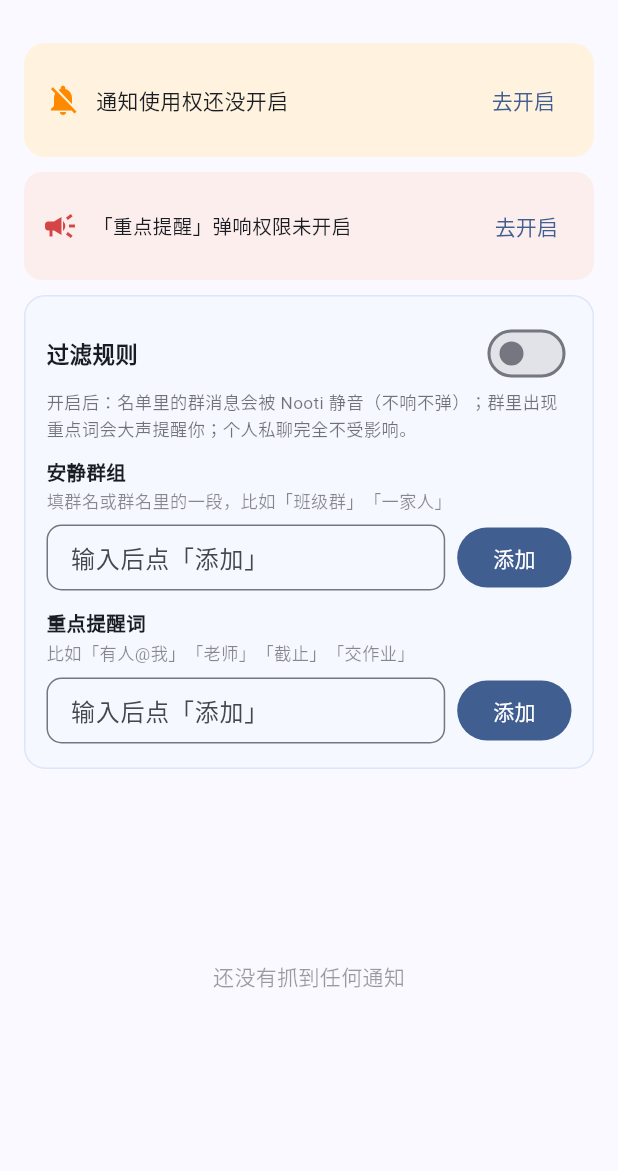
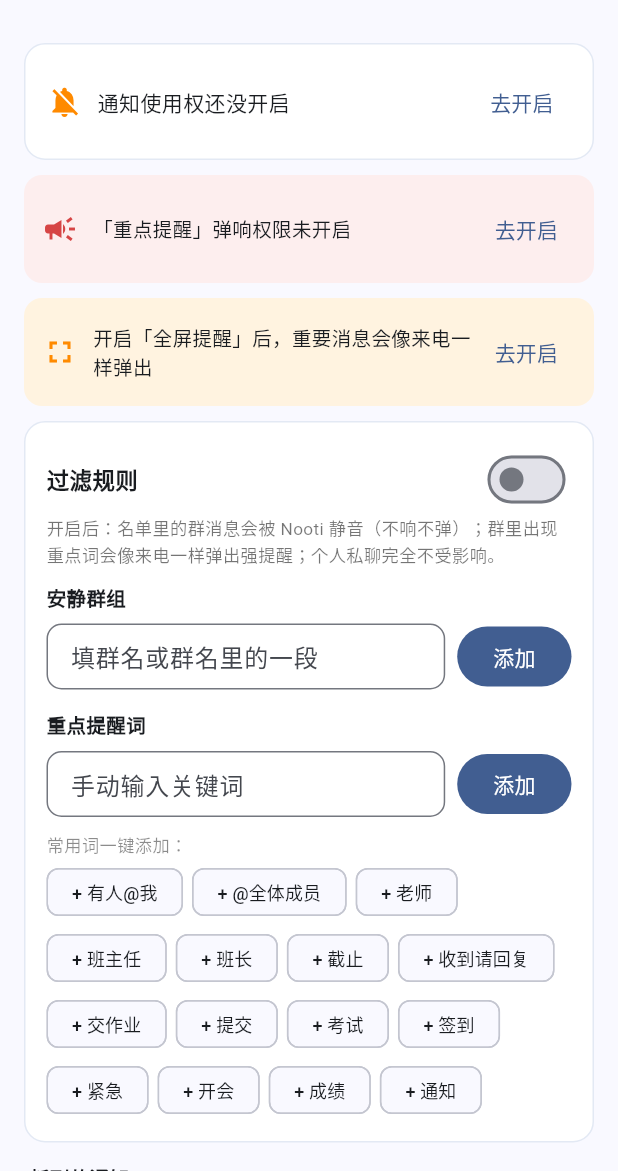
Before and after one commit to Posy0328/nooti_monitor, a Flutter app: the screen it shows after launch, after a tap on "去开启", on a phone screen of 412 x 824 dp, the part 65-1236 px from its top. Run offline on Flutter 3.47's test engine with Material 3 defaults, Android fonts, the phone set to English and light mode, and no system bars.

Commit message:
v4: full-screen alert + auto-discovered groups one-tap quiet + preset keywords

```diff
--- a/lib/main.dart
+++ b/lib/main.dart
@@ -7,6 +7,12 @@ void main() => runApp(const NootiApp());
 
 /// 与安卓原生端（MainActivity.kt）约定好的通道名与指令名，两端必须一致
 const MethodChannel _ch = MethodChannel('nooti/listener');
+
+/// 校园/工作场景高频重点词，一键添加
+const List<String> _presetKeywords = [
+  '有人@我', '@全体成员', '老师', '班主任', '班长', '截止', '收到请回复',
+  '交作业', '提交', '考试', '签到', '紧急', '开会', '成绩', '通知',
+];
 
 /// 把常见的系统包名翻译成人话（没收录的就原样显示）
 String _appName(String pkg) {
@@ -43,10 +49,12 @@ class MonitorHome extends StatefulWidget {
 
 class _MonitorHomeState extends State<MonitorHome> {
   bool _enabled = false;      // 通知使用权
-  bool _canNotify = false;    // Nooti 自己发提醒的权限
+  bool _canNotify = false;    // Nooti 发提醒的权限
+  bool _canFull = true;       // 全屏弹窗权限（老系统默认有）
   bool _filterOn = false;     // 过滤总开关
   List<String> _groups = [];   // 安静群组
   List<String> _keywords = []; // 重点提醒词
+  List<Map<String, dynamic>> _discovered = []; // 自动发现的群/联系人
   List<Map<String, dynamic>> _items = [];
   Timer? _timer;
   final _groupCtrl = TextEditingController();
@@ -95,31 +103,34 @@ class _MonitorHomeState extends State<MonitorHome> {
     } catch (_) {}
   }
 
-  void _addGroup() {
-    final v = _groupCtrl.text.trim();
+  void _addGroupName(String v) {
+    v = v.trim();
     if (v.isEmpty || _groups.contains(v)) return;
     setState(() => _groups.add(v));
-    _groupCtrl.clear();
     _saveRules();
   }
 
-  void _addKeyword() {
-    final v = _kwCtrl.text.trim();
+  void _addKeyword(String v) {
+    v = v.trim();
     if (v.isEmpty || _keywords.contains(v)) return;
     setState(() => _keywords.add(v));
-    _kwCtrl.clear();
     _saveRules();
   }
 
   Future<void> _refresh() async {
     bool enabled = false;
     bool canNotify = false;
+    bool canFull = true;
     List<Map<String, dynamic>> items = const [];
+    List<Map<String, dynamic>> discovered = const [];
     try {
       enabled = await _ch.invokeMethod<bool>('isEnabled') ?? false;
     } catch (_) {}
     try {
       canNotify = await _ch.invokeMethod<bool>('canNotify') ?? false;
+    } catch (_) {}
+    try {
+      canFull = await _ch.invokeMethod<bool>('canFullScreen') ?? true;
     } catch (_) {}
     try {
       final list = await _ch.invokeMethod<List<dynamic>>('getCaptured');
@@ -130,11 +141,23 @@ class _MonitorHomeState extends State<MonitorHome> {
             .toList();
       }
     } catch (_) {}
+    try {
+      final s = await _ch.invokeMethod<String>('getDiscovered') ?? '[]';
+      final l = jsonDecode(s) as List;
+      discovered = l
+          .whereType<Map>()
+          .map((e) => Map<String, dynamic>.from(e))
+          .toList()
+          .reversed
+          .toList();
+    } catch (_) {}
     if (!mounted) return;
     setState(() {
       _enabled = enabled;
       _canNotify = canNotify;
+      _canFull = canFull;
       _items = items;
+      _discovered = discovered;
     });
   }
 
@@ -147,6 +170,12 @@ class _MonitorHomeState extends State<MonitorHome> {
   Future<void> _requestNotify() async {
     try {
       await _ch.invokeMethod('requestNotifyPermission');
+    } catch (_) {}
+  }
+
+  Future<void> _openFullScreen() async {
+    try {
+      await _ch.invokeMethod('openFullScreenSettings');
     } catch (_) {}
   }
 
@@ -173,27 +202,27 @@ class _MonitorHomeState extends State<MonitorHome> {
     );
   }
 
-  Widget _ruleEditor({
-    required String label,
-    required String hint,
-    required TextEditingController ctrl,
-    required List<String> values,
-    required VoidCallback onAdd,
-    required void Function(int) onDel,
-  }) {
-    return Column(crossAxisAlignment: CrossAxisAlignment.start, children: [
-      const SizedBox(height: 10),
-      Text(label, style: const TextStyle(fontSize: 13, fontWeight: FontWeight.w700)),
-      const SizedBox(height: 2),
-      Text(hint, style: const TextStyle(fontSize: 11.5, color: Colors.black45)),
-      const SizedBox(height: 6),
-      Row(children: [
+  Widget _card({required Widget child, EdgeInsets? margin}) {
+    return Container(
+      margin: margin ?? const EdgeInsets.fromLTRB(16, 10, 16, 0),
+      padding: const EdgeInsets.all(14),
+      decoration: BoxDecoration(
+        color: Colors.white,
+        borderRadius: BorderRadius.circular(14),
+        border: Border.all(color: const Color(0xFFE3E9F4)),
+      ),
+      child: child,
+    );
+  }
+
+  Widget _inputRow(TextEditingController ctrl, String hint, VoidCallback onAdd) {
+    return Row(children: [
       Expanded(
         child: TextField(
           controller: ctrl,
           decoration: InputDecoration(
             isDense: true,
-              hintText: '输入后点「添加」',
+            hintText: hint,
             border: OutlineInputBorder(borderRadius: BorderRadius.circular(10)),
             contentPadding: const EdgeInsets.symmetric(horizontal: 12, vertical: 10),
           ),
@@ -202,9 +231,12 @@ class _MonitorHomeState extends State<MonitorHome> {
       ),
       const SizedBox(width: 8),
       FilledButton(onPressed: onAdd, child: const Text('添加')),
-      ]),
-      if (values.isNotEmpty)
-        Padding(
+    ]);
+  }
+
+  Widget _chips(List<String> values, void Function(int) onDel) {
+    if (values.isEmpty) return const SizedBox.shrink();
+    return Padding(
       padding: const EdgeInsets.only(top: 6),
       child: Wrap(
         spacing: 6,
@@ -218,23 +250,23 @@ class _MonitorHomeState extends State<MonitorHome> {
             ),
         ],
       ),
-        ),
-    ]);
+    );
   }
 
   @override
   Widget build(BuildContext context) {
+    // 还没加进安静名单的「发现的群」放前面
+    final newFound = _discovered.where((d) {
+      final t = '${d['t'] ?? ''}';
+      return !_groups.any((g) => t.contains(g));
+    }).toList();
+
     return Scaffold(
       appBar: AppBar(title: const Text('Nooti 监听')),
-      body: Column(children: [
+      body: ListView(children: [
         // 监听权限状态卡
-        Container(
+        _card(
           margin: const EdgeInsets.fromLTRB(16, 16, 16, 0),
-          padding: const EdgeInsets.all(14),
-          decoration: BoxDecoration(
-            color: _enabled ? const Color(0xFFE7F8EE) : const Color(0xFFFFF3E0),
-            borderRadius: BorderRadius.circular(14),
-          ),
           child: Row(children: [
             Icon(
               _enabled ? Icons.check_circle : Icons.notifications_off,
@@ -252,7 +284,7 @@ class _MonitorHomeState extends State<MonitorHome> {
           ]),
         ),
 
-        // 提醒权限提示（重点消息要弹响需要它）
+        // 提醒权限提示
         if (!_canNotify)
           Container(
             margin: const EdgeInsets.fromLTRB(16, 10, 16, 0),
@@ -271,15 +303,74 @@ class _MonitorHomeState extends State<MonitorHome> {
             ]),
           ),
 
-        // 过滤规则卡
+        // 全屏弹窗权限提示
+        if (!_canFull)
           Container(
             margin: const EdgeInsets.fromLTRB(16, 10, 16, 0),
-          padding: const EdgeInsets.all(14),
+            padding: const EdgeInsets.all(12),
             decoration: BoxDecoration(
-            color: const Color(0xFFF5F8FF),
-            borderRadius: BorderRadius.circular(14),
-            border: Border.all(color: const Color(0xFFDCE6F8)),
+              color: const Color(0xFFFFF3E0),
+              borderRadius: BorderRadius.circular(12),
             ),
+            child: Row(children: [
+              const Icon(Icons.fullscreen, color: Color(0xFFFF8A00)),
+              const SizedBox(width: 10),
+              const Expanded(
+                child: Text('开启「全屏提醒」后，重要消息会像来电一样弹出',
+                    style: TextStyle(fontSize: 13)),
+              ),
+              TextButton(onPressed: _openFullScreen, child: const Text('去开启')),
+            ]),
+          ),
+
+        // 发现的群组（一键设为安静）
+        if (newFound.isNotEmpty)
+          _card(
+            child: Column(crossAxisAlignment: CrossAxisAlignment.start, children: [
+              const Text('发现的群组 / 联系人',
+                  style: TextStyle(fontSize: 15, fontWeight: FontWeight.w700)),
+              const SizedBox(height: 2),
+              const Text('这些对话来过消息。点「设为安静」，以后它的消息就由 Nooti 静音（私聊建议别设）。',
+                  style: TextStyle(fontSize: 11.5, color: Colors.black45, height: 1.4)),
+              const SizedBox(height: 6),
+              for (final d in newFound.take(8))
+                Padding(
+                  padding: const EdgeInsets.symmetric(vertical: 3),
+                  child: Row(children: [
+                    Icon(
+                      d['g'] == true ? Icons.groups : Icons.person,
+                      size: 20,
+                      color: d['g'] == true
+                          ? const Color(0xFF3D7FE0)
+                          : const Color(0xFF9AA3B3),
+                    ),
+                    const SizedBox(width: 8),
+                    Expanded(
+                      child: Text('${d['t'] ?? ''}',
+                          maxLines: 1,
+                          overflow: TextOverflow.ellipsis,
+                          style: const TextStyle(fontSize: 13)),
+                    ),
+                    _badge(
+                      d['g'] == true ? '群' : '私聊',
+                      d['g'] == true
+                          ? const Color(0xFFE3EEFF)
+                          : const Color(0xFFEEEFF3),
+                      d['g'] == true
+                          ? const Color(0xFF2E6BD0)
+                          : const Color(0xFF6B7280),
+                    ),
+                    TextButton(
+                      onPressed: () => _addGroupName('${d['t'] ?? ''}'),
+                      child: const Text('设为安静', style: TextStyle(fontSize: 12.5)),
+                    ),
+                  ]),
+                ),
+            ]),
+          ),
+
+        // 过滤规则卡
+        _card(
           child: Column(crossAxisAlignment: CrossAxisAlignment.start, children: [
             Row(children: [
               const Expanded(
@@ -295,45 +386,67 @@ class _MonitorHomeState extends State<MonitorHome> {
               ),
             ]),
             const Text(
-              '开启后：名单里的群消息会被 Nooti 静音（不响不弹）；群里出现重点词会大声提醒你；个人私聊完全不受影响。',
+              '开启后：名单里的群消息会被 Nooti 静音（不响不弹）；群里出现重点词会像来电一样弹出强提醒；个人私聊完全不受影响。',
               style: TextStyle(fontSize: 11.5, color: Colors.black54, height: 1.5),
             ),
-            _ruleEditor(
-              label: '安静群组',
-              hint: '填群名或群名里的一段，比如「班级群」「一家人」',
-              ctrl: _groupCtrl,
-              values: _groups,
-              onAdd: _addGroup,
-              onDel: (i) {
+            const SizedBox(height: 10),
+            const Text('安静群组', style: TextStyle(fontSize: 13, fontWeight: FontWeight.w700)),
+            const SizedBox(height: 6),
+            _inputRow(_groupCtrl, '填群名或群名里的一段', () {
+              _addGroupName(_groupCtrl.text);
+              _groupCtrl.clear();
+            }),
+            _chips(_groups, (i) {
               setState(() => _groups.removeAt(i));
               _saveRules();
-              },
-            ),
-            _ruleEditor(
-              label: '重点提醒词',
-              hint: '比如「有人@我」「老师」「截止」「交作业」',
-              ctrl: _kwCtrl,
-              values: _keywords,
-              onAdd: _addKeyword,
-              onDel: (i) {
+            }),
+            const SizedBox(height: 12),
+            const Text('重点提醒词', style: TextStyle(fontSize: 13, fontWeight: FontWeight.w700)),
+            const SizedBox(height: 6),
+            _inputRow(_kwCtrl, '手动输入关键词', () {
+              _addKeyword(_kwCtrl.text);
+              _kwCtrl.clear();
+            }),
+            _chips(_keywords, (i) {
               setState(() => _keywords.removeAt(i));
               _saveRules();
-              },
+            }),
+            const SizedBox(height: 8),
+            const Text('常用词一键添加：',
+                style: TextStyle(fontSize: 11.5, color: Colors.black45)),
+            const SizedBox(height: 4),
+            Wrap(
+              spacing: 6,
+              runSpacing: 4,
+              children: [
+                for (final k in _presetKeywords.where((k) => !_keywords.contains(k)))
+                  ActionChip(
+                    label: Text('+ $k', style: const TextStyle(fontSize: 12)),
+                    onPressed: () => _addKeyword(k),
+                    visualDensity: VisualDensity.compact,
+                  ),
+              ],
             ),
           ]),
         ),
 
-        const SizedBox(height: 8),
-
-        // 抓到的通知列表
-        Expanded(
-          child: _items.isEmpty
-              ? const Center(
-                  child: Text('还没有抓到任何通知', style: TextStyle(color: Colors.black38)))
-              : ListView.builder(
-                  itemCount: _items.length,
-                  itemBuilder: (c, i) {
-                    final m = _items[i];
+        // 抓到的通知
+        const Padding(
+          padding: EdgeInsets.fromLTRB(20, 14, 16, 4),
+          child: Text('抓到的通知',
+              style: TextStyle(fontSize: 13, fontWeight: FontWeight.w700)),
+        ),
+        if (_items.isEmpty)
+          const Padding(
+            padding: EdgeInsets.all(32),
+            child: Center(
+              child:
+                  Text('还没有抓到任何通知', style: TextStyle(color: Colors.black38)),
+            ),
+          )
+        else
+          for (final m in _items)
+            Builder(builder: (c) {
               final bool silent = m['silent'] == true;
               final bool muted = m['muted'] == true;
               final bool alerted = m['alerted'] == true;
@@ -355,11 +468,14 @@ class _MonitorHomeState extends State<MonitorHome> {
                       ),
                     ),
                     if (alerted)
-                            _badge('重点提醒', const Color(0xFFFDEEEE), const Color(0xFFD64545)),
+                      _badge('重点提醒', const Color(0xFFFDEEEE),
+                          const Color(0xFFD64545)),
                     if (muted && !alerted)
-                            _badge('已静音', const Color(0xFFEEEFF3), const Color(0xFF6B7280)),
+                      _badge('已静音', const Color(0xFFEEEFF3),
+                          const Color(0xFF6B7280)),
                     if (silent)
-                            _badge('免打扰', const Color(0xFFEFECFE), const Color(0xFF7C6BF0)),
+                      _badge('免打扰', const Color(0xFFEFECFE),
+                          const Color(0xFF7C6BF0)),
                   ]),
                   subtitle: Text('${m['text'] ?? ''}',
                       maxLines: 2, overflow: TextOverflow.ellipsis),
@@ -368,9 +484,8 @@ class _MonitorHomeState extends State<MonitorHome> {
                           const TextStyle(fontSize: 11, color: Colors.black38)),
                 ),
               );
-                  },
-                ),
-        ),
+            }),
+        const SizedBox(height: 80),
       ]),
       floatingActionButton: _items.isEmpty
           ? null
```
Also changed, not shown: 3 other files. Lines whose indentation alone changed are shown as unchanged.
